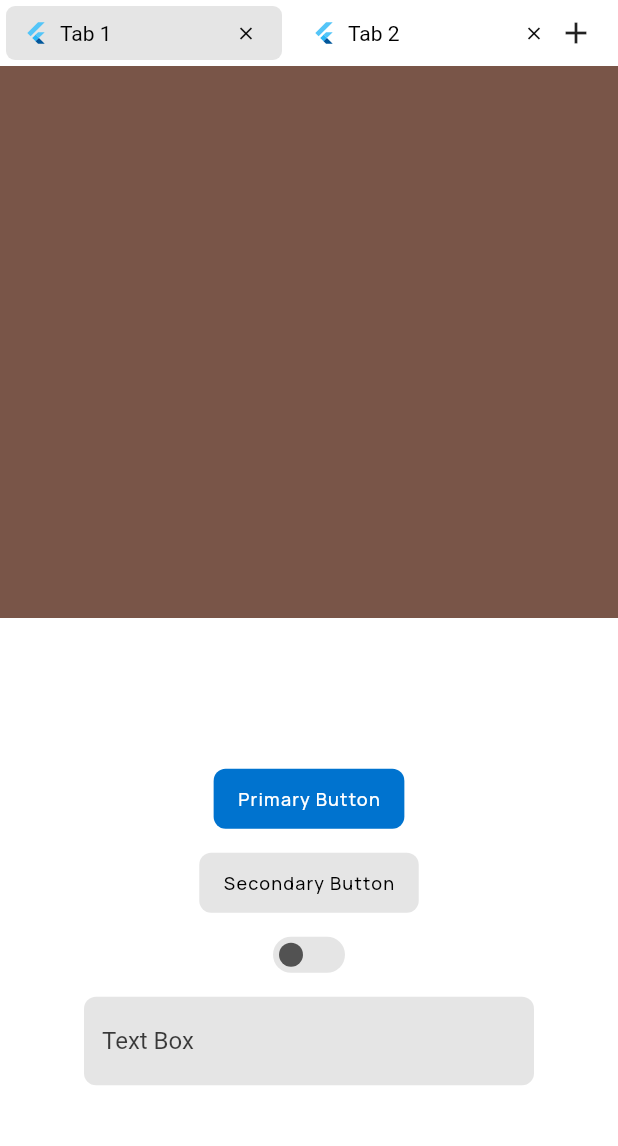
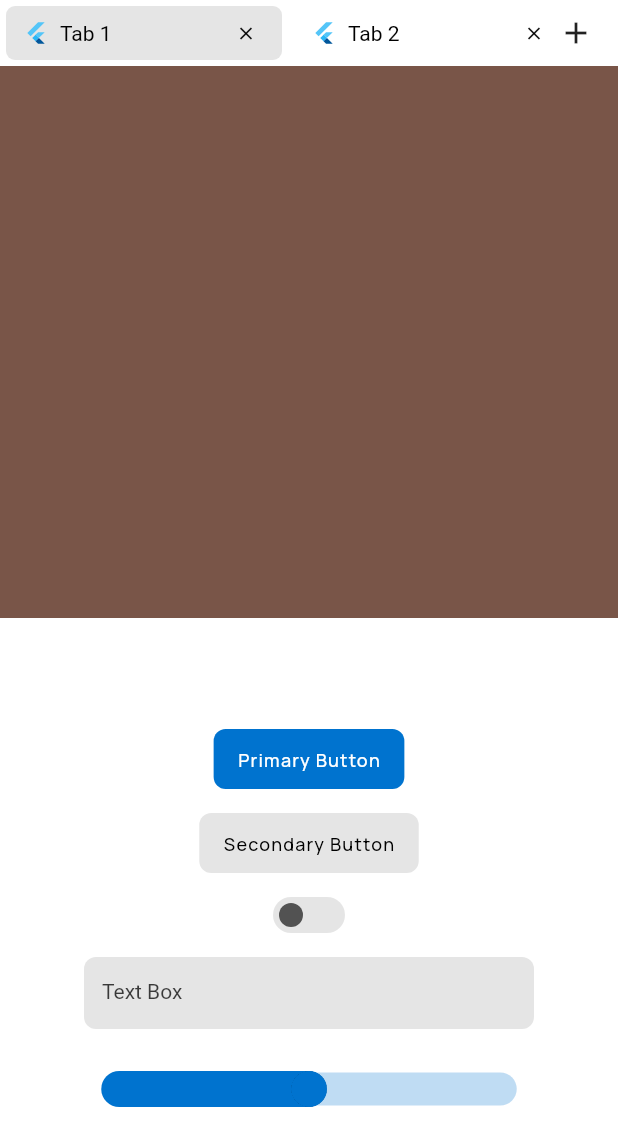
Before and after one commit to dahliaOS/zenit_ui, a Flutter app: the screen it shows after launch, after a tap on the "close" icon, on a phone screen of 412 x 824 dp. Shown: the top 1146 px of the screen. Run offline on Flutter 3.47's test engine with Material 2 defaults, Android fonts, the phone set to English and light mode, and no system bars; our stand-ins replace gap, google_fonts.

Commit message:
Version 0.0.6 - Add Slider Widget - Add tertiary action to ActionBase - Slightly adjust TextField theme properties - Fix TabView closing - Add MouseWheel click (tertiary action) as Tab close action - Add ZenitSliderTheme to ZenitTheme - Update example minimum sdk to 2.17 - Add dahliaOS header to README

```diff
--- a/example/lib/main.dart
+++ b/example/lib/main.dart
@@ -16,6 +16,7 @@ class MyApp extends StatefulWidget {
 
 class _MyAppState extends State<MyApp> {
   bool value = false;
+  double val = 0.5;
   @override
   Widget build(BuildContext context) {
     return MaterialApp(
@@ -23,7 +24,6 @@ class _MyAppState extends State<MyApp> {
       theme: ExampleTheme.lightTheme,
       darkTheme: ExampleTheme.darkTheme,
       home: Scaffold(
-
         body: Column(
           children: [
             tabView(),
@@ -40,17 +40,18 @@ class _MyAppState extends State<MyApp> {
         color: Colors.red,
         child: Center(
           child: TabView(
-            onNewPage: () {},
-            pages: List.generate(
-              10,
-              (index) => TabViewPage(
-                title: "Tab $index",
-                view: Container(
-                  color: Colors
-                      .primaries[Random().nextInt(Colors.primaries.length)],
+            onNewPage: () {
+              _tabs.add(
+                TabViewPage(
+                  title: "Tab ${_tabs.length}",
+                  view: Container(
+                    color: Colors
+                        .primaries[Random().nextInt(Colors.primaries.length)],
+                  ),
                 ),
-              ),
-            ),
+              );
+            },
+            pages: _tabs,
           ),
         ),
       ),
@@ -90,9 +91,18 @@ class _MyAppState extends State<MyApp> {
                 width: 300,
                 child: TextField(
                   controller: TextEditingController(),
-                  decoration: const InputDecoration(label: Text("Text Box")),
+                  decoration: const InputDecoration(
+                    label: Text("Text Box"),
+                  ),
                 ),
-              )
+              ),
+              const Gap(16),
+              SizedBox(
+                  width: 325,
+                  child: Slider(
+                    value: val,
+                    onChanged: (value) => setState(() => val = value),
+                  )),
             ],
           ),
         ),
@@ -100,3 +110,13 @@ class _MyAppState extends State<MyApp> {
     );
   }
 }
+
+final _tabs = List.generate(
+  3,
+  (index) => TabViewPage(
+    title: "Tab $index",
+    view: Container(
+      color: Colors.primaries[Random().nextInt(Colors.primaries.length)],
+    ),
+  ),
+);
--- a/example/pubspec.yaml
+++ b/example/pubspec.yaml
@@ -5,7 +5,7 @@ publish_to: 'none' # Remove this line if you wish to publish to pub.dev
 version: 1.0.0+1
 
 environment:
-  sdk: ">=2.12.0 <3.0.0"
+  sdk: ">=2.17.0 <3.0.0"
 
 dependencies:
   flutter:
--- a/lib/src/components/action_base.dart
+++ b/lib/src/components/action_base.dart
@@ -20,6 +20,8 @@ class ActionBase extends StatefulWidget {
     this.onEnter,
     this.onHover,
     this.onExit,
+    // Tertiary actions
+    this.onTertiaryTapDown,
     // Cursor
     this.cursor,
     // FocusNode
@@ -64,6 +66,8 @@ class ActionBase extends StatefulWidget {
   final String? semanticLabel;
 
   final Widget? child;
+
+  final GestureTapDownCallback? onTertiaryTapDown;
 
   @override
   _ActionBaseState createState() => _ActionBaseState();
@@ -113,8 +117,6 @@ class _ActionBaseState extends State<ActionBase> {
             mouseCursor: SystemMouseCursors.click,
             focusNode: node,
             autofocus: widget.autofocus,
-            //TODO enabled property
-            enabled: true,
             onFocusChange: widget.onFocusChange,
 
             child: MouseRegion(
@@ -141,6 +143,8 @@ class _ActionBaseState extends State<ActionBase> {
                 onHorizontalDragStart: widget.onHorizontalDragStart,
                 onHorizontalDragUpdate: widget.onHorizontalDragUpdate,
                 onHorizontalDragEnd: widget.onHorizontalDragEnd,
+                //Tertiary Tap
+                onTertiaryTapDown: widget.onTertiaryTapDown,
                 // Child
                 child: widget.child,
               ),
--- /dev/null
+++ b/lib/src/controls/slider/slider.dart
@@ -0,0 +1,76 @@
+import 'package:flutter/material.dart';
+import 'package:zenit_ui/src/theme/theme.dart';
+
+class ZenitSlider extends StatelessWidget {
+  final double value;
+  final ValueChanged<double> onChanged;
+  final double? height;
+
+  final Color? activeColor;
+  final bool autofocus;
+  final int? divisions;
+  final FocusNode? focusNode;
+  final Color? inactiveColor;
+  final String? label;
+  final double max;
+  final double min;
+  final MouseCursor? mouseCursor;
+  final ValueChanged<double>? onChangeEnd;
+  final ValueChanged<double>? onChangeStart;
+  final SemanticFormatterCallback? semanticFormatterCallback;
+  final Color? thumbColor;
+
+  const ZenitSlider({
+    super.key,
+    required this.value,
+    required this.onChanged,
+    this.height = 22.0,
+    this.activeColor,
+    this.autofocus = false,
+    this.divisions,
+    this.focusNode,
+    this.inactiveColor,
+    this.label,
+    this.max = 1.0,
+    this.min = 0.0,
+    this.mouseCursor,
+    this.onChangeEnd,
+    this.onChangeStart,
+    this.semanticFormatterCallback,
+    this.thumbColor,
+  });
+
+  @override
+  Widget build(BuildContext context) {
+    final ZenitSliderTheme sliderTheme = ZenitTheme.of(context).sliderTheme;
+    return SliderTheme(
+      data: SliderThemeData(
+        trackHeight: height,
+        thumbShape: RoundSliderThumbShape(
+          elevation: 0.0,
+          enabledThumbRadius: (height! / 2) + 1,
+          disabledThumbRadius: (height! / 2) + 1,
+          pressedElevation: 0.0,
+        ),
+      ),
+      child: Slider(
+        value: value,
+        onChanged: onChanged,
+        activeColor: activeColor ?? sliderTheme.activeTrackColor,
+        autofocus: autofocus,
+        divisions: divisions,
+        focusNode: focusNode,
+        inactiveColor: inactiveColor ?? sliderTheme.trackColor,
+        key: key,
+        label: label,
+        max: max,
+        min: min,
+        mouseCursor: mouseCursor,
+        onChangeEnd: onChangeEnd,
+        onChangeStart: onChangeStart,
+        semanticFormatterCallback: semanticFormatterCallback,
+        thumbColor: thumbColor,
+      ),
+    );
+  }
+}
--- a/lib/src/controls/textfield/text_flield.dart
+++ b/lib/src/controls/textfield/text_flield.dart
@@ -287,7 +287,7 @@ class ZenitTextField extends StatelessWidget {
       smartDashesType: smartDashesType,
       smartQuotesType: smartQuotesType,
       strutStyle: strutStyle,
-      style: style,
+      style: const TextStyle(fontSize: 14).merge(style),
       textAlign: textAlign,
       textAlignVertical: textAlignVertical,
       textCapitalization: textCapitalization,
@@ -330,6 +330,7 @@ InputDecorationTheme zenitInputDecorationTheme(ZenitTheme theme) {
     ),
     labelStyle: TextStyle(color: theme.foregroundColor.withOpacity(0.75)),
     floatingLabelStyle: TextStyle(color: theme.primaryColor),
+    contentPadding: const EdgeInsets.symmetric(horizontal: 12),
   );
 
   return _kDefaultInputDecorationTheme;
--- a/lib/src/layout/tab_view/tab.dart
+++ b/lib/src/layout/tab_view/tab.dart
@@ -30,6 +30,7 @@ class Tab extends StatelessWidget {
   Widget build(BuildContext context) {
     return ActionBase(
       onTapDown: onPressed,
+      onTertiaryTapDown: (details) => onClose?.call(),
       margin: const EdgeInsets.symmetric(horizontal: 4),
       child: SizedBox(
         height: 36,
--- a/lib/src/layout/tab_view/tab_view.dart
+++ b/lib/src/layout/tab_view/tab_view.dart
@@ -62,11 +62,11 @@ class _TabViewState extends State<TabView> {
                               if (widget.pages.length > 1) {
                                 widget.pages.removeAt(index);
                                 widget.onPageClosed?.call(index);
-                                if (currentTabIndex != index) {
-                                  currentTabIndex = currentTabIndex - 1;
-                                } else if (index == widget.pages.length) {
+                                if (index == widget.pages.length) {
                                   currentTabIndex = index - 1;
+                                  return;
                                 }
+                                currentTabIndex = index;
                               }
                             });
                           },
@@ -89,7 +89,7 @@ class _TabViewState extends State<TabView> {
                         widget.onNewPage?.call();
                         widget.onPageChanged?.call(widget.pages.length);
                         setState(() {
-                          currentTabIndex = widget.pages.length;
+                          currentTabIndex = widget.pages.length - 1;
                         });
                       },
                       child: const Icon(Icons.add),
--- a/lib/src/theme/theme.dart
+++ b/lib/src/theme/theme.dart
@@ -31,6 +31,11 @@ class ZenitTheme {
         inactiveThumbColor: darkMode
             ? const Color(0xFFFAFAFA).withOpacity(0.75)
             : const Color(0xFF212121).withOpacity(0.75),
+      );
+
+  ZenitSliderTheme get sliderTheme => ZenitSliderTheme(
+        activeTrackColor: primaryColor,
+        trackColor: primaryColor.withOpacity(0.25),
       );
 }
 
@@ -86,3 +91,13 @@ class ZenitSwitchTheme {
     required this.inactiveThumbColor,
   });
 }
+
+class ZenitSliderTheme {
+  final Color activeTrackColor;
+  final Color trackColor;
+
+  const ZenitSliderTheme({
+    required this.activeTrackColor,
+    required this.trackColor,
+  });
+}
--- a/lib/zenit_ui.dart
+++ b/lib/zenit_ui.dart
@@ -1,6 +1,7 @@
 library zenit_ui;
 
 import 'package:flutter/material.dart' as material;
+import 'package:zenit_ui/src/controls/slider/slider.dart';
 import 'package:zenit_ui/src/controls/switch/switch.dart';
 import 'package:zenit_ui/src/controls/textfield/text_flield.dart';
 import 'package:zenit_ui/src/theme/theme.dart';
@@ -10,6 +11,7 @@ export 'package:flutter/widgets.dart';
 export 'package:gap/gap.dart';
 export 'package:zenit_ui/src/controls/buttons/buttons.dart';
 export 'package:zenit_ui/src/controls/chip/chip.dart';
+export 'package:zenit_ui/src/controls/slider/slider.dart';
 export 'package:zenit_ui/src/controls/switch/switch.dart';
 export 'package:zenit_ui/src/controls/textfield/text_flield.dart';
 export 'package:zenit_ui/src/layout/tab_view/tab.dart';
@@ -31,3 +33,7 @@ typedef MaterialTheme = material.Theme;
 //TextField
 typedef TextField = ZenitTextField;
 typedef MaterialTextField = material.TextField;
+
+//Slider
+typedef Slider = ZenitSlider;
+typedef MaterialSlider = material.Slider;
--- a/pubspec.yaml
+++ b/pubspec.yaml
@@ -1,6 +1,6 @@
 name: zenit_ui
 description: ZenitUI library.
-version: 0.0.5
+version: 0.0.6
 homepage:
 
 environment:
```
Also changed, not shown: example/pubspec.lock, 1 other file.
